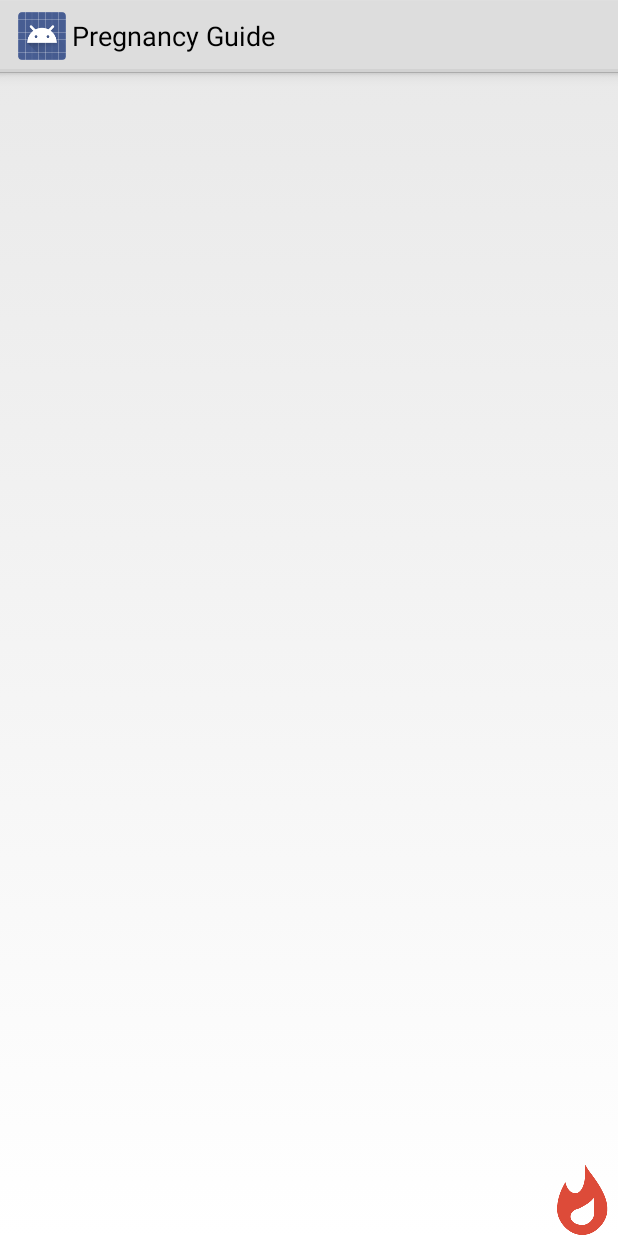
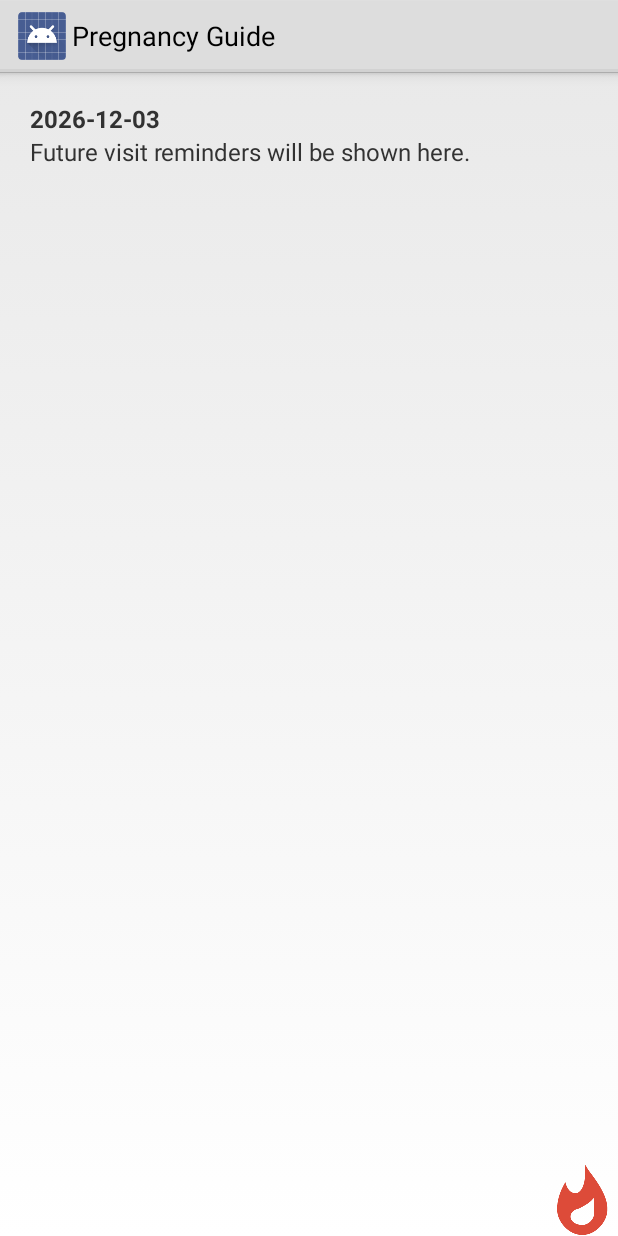
Before and after one commit to isamllr/mch-registry-android, an Android app: the fragment VisitsFragment shown on its own in the app's theme, on a phone screen of 412 x 824 dp. Run offline under Robolectric (Android 15) with nearby library versions, the phone set to English and light mode, and no system bars.

Commit message:
visits fix, about, external properties

```diff
--- a/mch_client/src/main/java/com/mch/registry/ccs/app/VisitsFragment.java
+++ b/mch_client/src/main/java/com/mch/registry/ccs/app/VisitsFragment.java
@@ -25,8 +25,10 @@ public class VisitsFragment extends Fragment {
 			VisitDataHandler rdh = new VisitDataHandler(getActivity(),"fn received", null, 1);
 			ArrayList<Visit> visits = rdh.getAllVisits();
 
-			ListView visitsLV = (ListView)rootView.findViewById(R.id.listView);
-			visitsLV.setAdapter(new VisitArrayAdapter(getActivity(), visits));
+			if(visits.size()>0){
+				ListView visitsLV = (ListView)rootView.findViewById(R.id.listView);
+				visitsLV.setAdapter(new VisitArrayAdapter(getActivity(), visits));
+			}
 
         return rootView;
     }
--- a/mch_client/src/main/java/com/mch/registry/ccs/data/VisitDataHandler.java
+++ b/mch_client/src/main/java/com/mch/registry/ccs/data/VisitDataHandler.java
@@ -42,6 +42,15 @@ public class VisitDataHandler extends SQLiteOpenHelper {
                         + COLUMN_VISITDATE + " DATETIME"
                         + ")";
         db.execSQL(CREATE_VISITS_TABLE);
+
+	    String INSERT_VISITS_TABLE =
+			    "INSERT INTO " + TABLE_VISITS + "("
+					    + COLUMN_ID + ", "
+					    + COLUMN_VISITTEXT + ","
+					    + COLUMN_RECEIVEDDATE+ ","
+					    + COLUMN_VISITDATE
+					    + ")VALUES(null, 'Future visit reminders will be shown here.', date('now'), date('now'));";
+	    db.execSQL(INSERT_VISITS_TABLE);
     }
 
     @Override
--- a/mch_client/src/main/res/layout/fragment_visits.xml
+++ b/mch_client/src/main/res/layout/fragment_visits.xml
@@ -13,5 +13,20 @@
         android:layout_alignParentBottom="true"
         android:layout_alignParentRight="true"/>
 
+	<ListView
+		android:layout_width="wrap_content"
+		android:layout_height="wrap_content"
+		android:id="@+id/listView"
+		android:layout_alignParentTop="true"
+		android:layout_alignParentLeft="true"
+		android:layout_alignParentStart="true"
+		android:headerDividersEnabled="true"
+		android:footerDividersEnabled="true"
+		android:layoutMode="opticalBounds"
+		android:paddingLeft="20dp"
+		android:paddingTop="20dp"
+		android:smoothScrollbar="true"
+		android:scrollingCache="true"/>
+
 
 </RelativeLayout>
```
Also changed, not shown: CCSServer/src/main/java/com/mch/registry/ccs/server/Config.java (added, +102 -0 lines), CCSServer/src/main/java/com/mch/registry/ccs/server/com/mch/registry/ccs/server/data/MySqlHandler.java (+5 -2 lines), CCSServer/src/main/java/com/mch/registry/ccs/server/sms/SendSMS.java (+11 -2 lines), mch_client/src/main/java/com/mch/registry/ccs/BaseConstants.java (deleted, +0 -31 lines), mch_client/src/main/java/com/mch/registry/ccs/app/AboutFragment.java (+1 -8 lines), mch_client/src/main/java/com/mch/registry/ccs/app/Constants.java (+12 -1 lines), mch_client/src/main/res/layout/fragment_about.xml (+13 -21 lines), mch_client/src/main/res/layout/fragment_about_fragmnt.xml (deleted, +0 -15 lines), mch_client/src/main/res/drawable/MCH.png (deleted), 1 other file.
